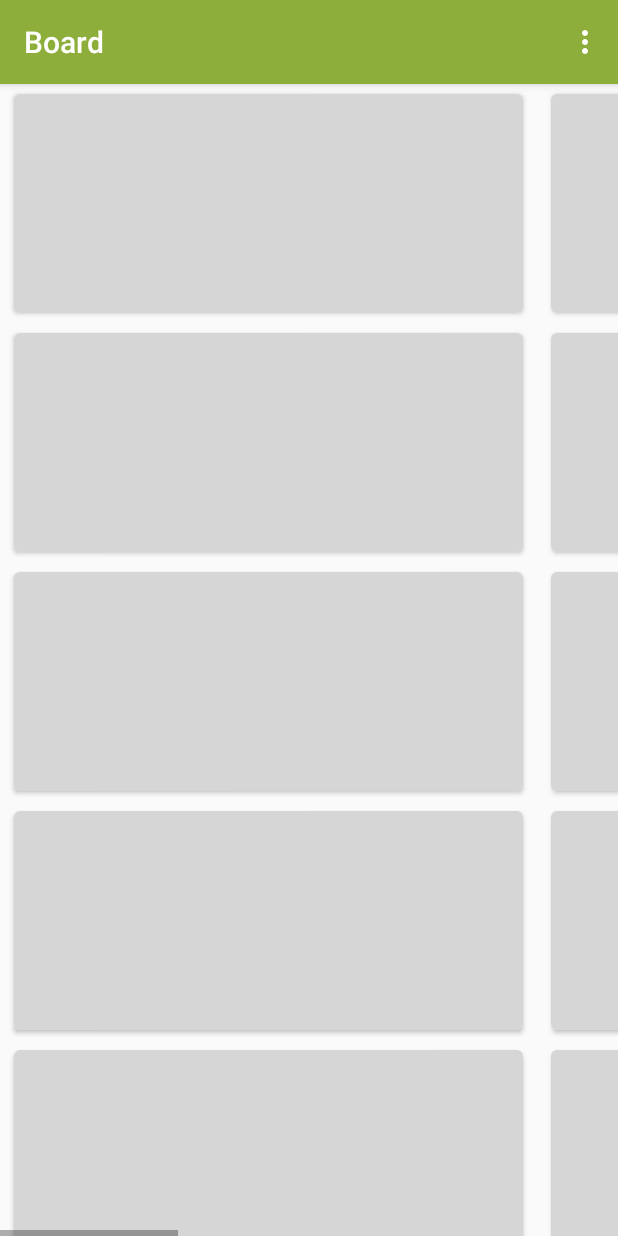
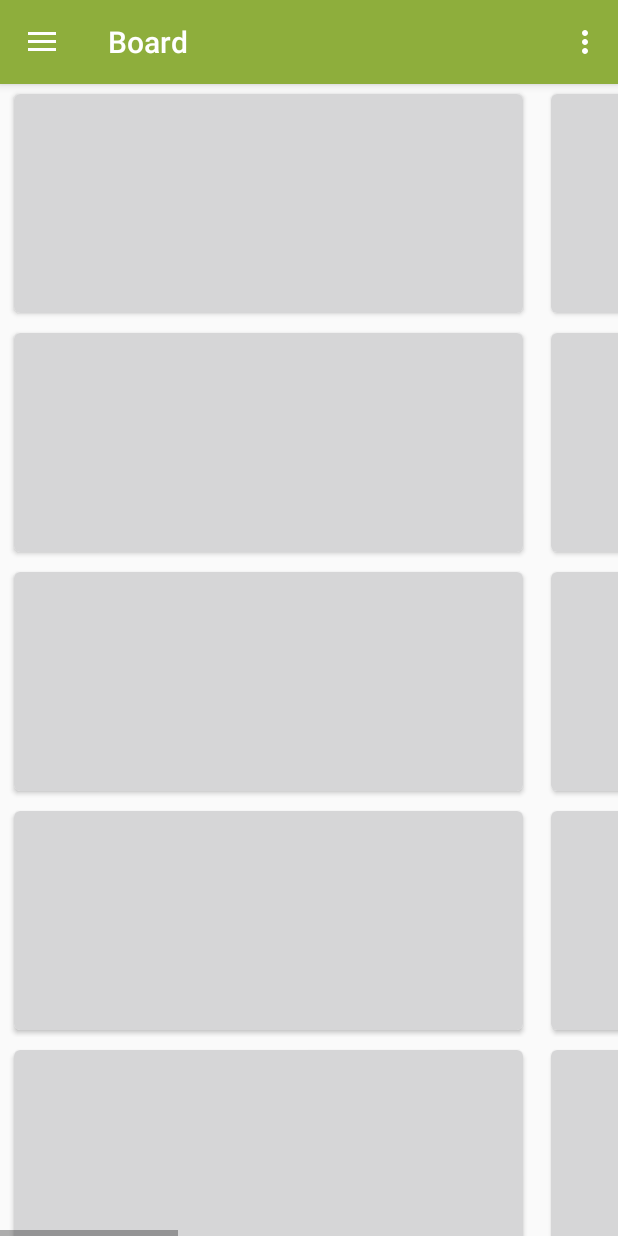
Before and after one commit to jeffy0637/pink, an Android app: the StrokeActivity screen opened directly, with no data from a screen before it, on a phone screen of 412 x 824 dp. Run offline under Robolectric (Android 15) with nearby library versions, the phone set to English and light mode, and no system bars; libraries missing offline, so code that uses them is left out: com.facebook, com.facebook.login; 8 statements that could not run were skipped.

Commit message:
毛毛胖胖

```diff
--- a/app/src/main/AndroidManifest.xml
+++ b/app/src/main/AndroidManifest.xml
@@ -96,7 +96,8 @@
             android:name=".SiteSearchActivity"
             android:label="@string/title_activity_site_search"
             android:theme="@style/AppTheme.NoActionBar" />
-        <activity android:name=".StrokeActivity" />
+        <activity android:name=".StrokeActivity"
+            android:theme="@style/AppTheme.NoActionBar" />
         <activity android:name=".IversonTest" />
     </application>
 
--- a/app/src/main/java/m/mcoupledate/StrokeActivity.java
+++ b/app/src/main/java/m/mcoupledate/StrokeActivity.java
@@ -8,7 +8,9 @@
 import android.view.Menu;
 import android.view.MenuItem;
 
-public class StrokeActivity extends AppCompatActivity {
+import m.mcoupledate.classes.NavigationActivity;
+
+public class StrokeActivity extends NavigationActivity {
 
     @Override
     protected void onCreate(Bundle savedInstanceState) {
```
